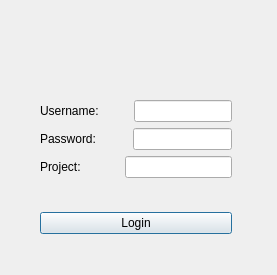
Before: the Qt Designer form dialog.ui in warior-d/mano_manager, drawn with Qt 5.
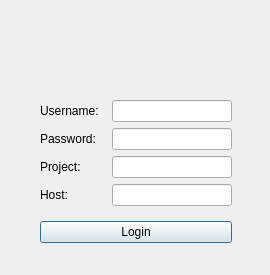
After: the same form once the commit is applied. Icons and pictures are not drawn.

What changed in the file:
```diff
--- a/dialog.ui
+++ b/dialog.ui
@@ -6,7 +6,7 @@
    <rect>
     <x>0</x>
     <y>0</y>
-    <width>277</width>
+    <width>270</width>
     <height>275</height>
    </rect>
   </property>
@@ -19,7 +19,7 @@
      <x>40</x>
      <y>100</y>
      <width>192</width>
-     <height>134</height>
+     <height>143</height>
     </rect>
    </property>
    <layout class="QVBoxLayout" name="verticalLayout">
@@ -46,7 +46,20 @@
        </spacer>
       </item>
       <item>
-       <widget class="QLineEdit" name="lineEdit"/>
+       <widget class="QLineEdit" name="lineEdit">
+        <property name="minimumSize">
+         <size>
+          <width>120</width>
+          <height>0</height>
+         </size>
+        </property>
+        <property name="maximumSize">
+         <size>
+          <width>120</width>
+          <height>16777215</height>
+         </size>
+        </property>
+       </widget>
       </item>
      </layout>
     </item>
@@ -73,7 +86,20 @@
        </spacer>
       </item>
       <item>
-       <widget class="QLineEdit" name="lineEditPass"/>
+       <widget class="QLineEdit" name="lineEditPass">
+        <property name="minimumSize">
+         <size>
+          <width>120</width>
+          <height>0</height>
+         </size>
+        </property>
+        <property name="maximumSize">
+         <size>
+          <width>120</width>
+          <height>16777215</height>
+         </size>
+        </property>
+       </widget>
       </item>
      </layout>
     </item>
@@ -100,7 +126,60 @@
        </spacer>
       </item>
       <item>
-       <widget class="QLineEdit" name="lineEditProject"/>
+       <widget class="QLineEdit" name="lineEditProject">
+        <property name="minimumSize">
+         <size>
+          <width>120</width>
+          <height>0</height>
+         </size>
+        </property>
+        <property name="maximumSize">
+         <size>
+          <width>120</width>
+          <height>16777215</height>
+         </size>
+        </property>
+       </widget>
+      </item>
+     </layout>
+    </item>
+    <item>
+     <layout class="QHBoxLayout" name="horizontalLayout_4">
+      <item>
+       <widget class="QLabel" name="labelUrl">
+        <property name="text">
+         <string>Host:</string>
+        </property>
+       </widget>
+      </item>
+      <item>
+       <spacer name="horizontalSpacer_4">
+        <property name="orientation">
+         <enum>Qt::Horizontal</enum>
+        </property>
+        <property name="sizeHint" stdset="0">
+         <size>
+          <width>40</width>
+          <height>20</height>
+         </size>
+        </property>
+       </spacer>
+      </item>
+      <item>
+       <widget class="QLineEdit" name="lineEditUrl">
+        <property name="minimumSize">
+         <size>
+          <width>120</width>
+          <height>0</height>
+         </size>
+        </property>
+        <property name="maximumSize">
+         <size>
+          <width>120</width>
+          <height>16777215</height>
+         </size>
+        </property>
+       </widget>
       </item>
      </layout>
     </item>
```
